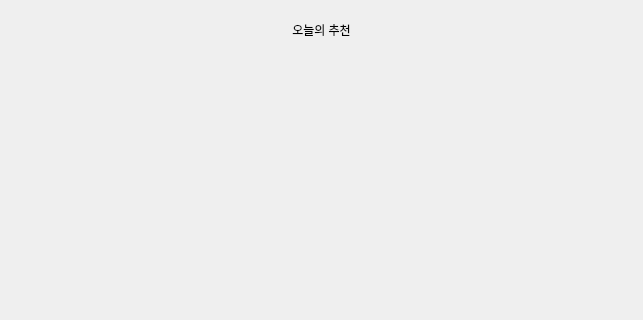
Qt form design_recom.ui (sohyeon98720/Lgorithm) before a commit; both pictures show x 0 to 643 and y 0 to 320 of the 643 by 671 pixel window.
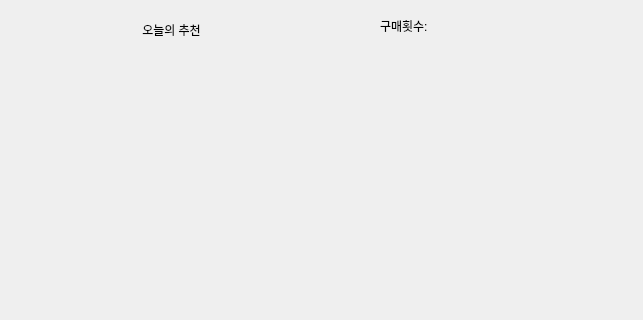
The same form after that commit.

Diff of the .ui file:
```diff
--- a/design_recom.ui
+++ b/design_recom.ui
@@ -33,7 +33,7 @@
     <rect>
      <x>16</x>
      <y>9</y>
-     <width>611</width>
+     <width>311</width>
      <height>41</height>
     </rect>
    </property>
@@ -44,6 +44,32 @@
     <set>Qt::AlignCenter</set>
    </property>
   </widget>
+  <widget class="QLabel" name="label">
+   <property name="geometry">
+    <rect>
+     <x>380</x>
+     <y>20</y>
+     <width>56</width>
+     <height>12</height>
+    </rect>
+   </property>
+   <property name="text">
+    <string>구매횟수:</string>
+   </property>
+  </widget>
+  <widget class="QLabel" name="cust_cnt">
+   <property name="geometry">
+    <rect>
+     <x>440</x>
+     <y>20</y>
+     <width>56</width>
+     <height>12</height>
+    </rect>
+   </property>
+   <property name="text">
+    <string>    </string>
+   </property>
+  </widget>
  </widget>
  <resources/>
  <connections/>
```
